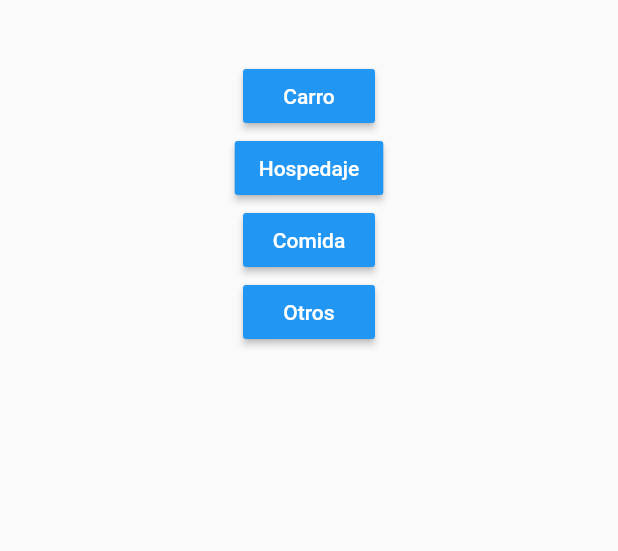
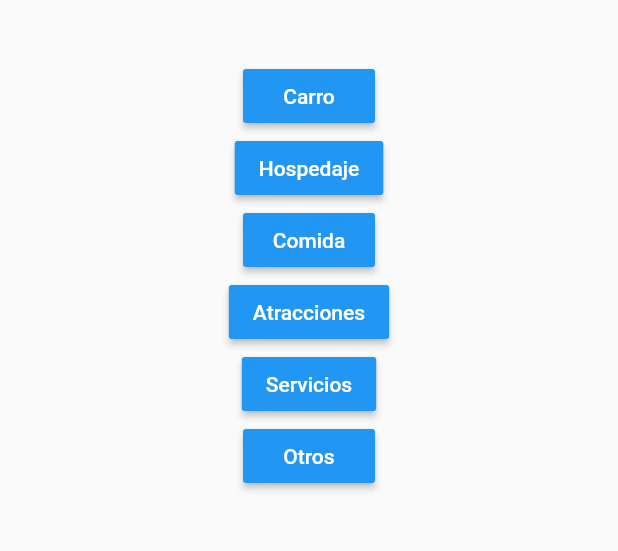
Before and after one commit to stevencode5/Ithaca, a Flutter app: the screen it shows after launch, after a tap on "Gastos", on a phone screen of 412 x 824 dp, the part 333-884 px from its top. Run offline on Flutter 3.47's test engine with Material 2 defaults, Android fonts, the phone set to English and light mode, and no system bars.

Commit message:
Creacion de gastos de atracciones y otros

```diff
--- a/lib/gastos.dart
+++ b/lib/gastos.dart
@@ -1,4 +1,5 @@
 import 'package:flutter/material.dart';
+import 'package:ithaca/gasto-regular.dart';
 
 class Gastos extends StatelessWidget {
   @override
@@ -15,6 +16,8 @@ class Gastos extends StatelessWidget {
               _crearBotonGastosCarro(context),
               _crearBotonGastosHospedaje(context),
               _crearBotonGastosComida(context),
+              _crearBotonGastosAtracciones(context),
+              _crearBotonGastosServicios(context),
               _crearBotonGastosOtros(context)
             ],
           )
@@ -70,13 +73,35 @@ class Gastos extends StatelessWidget {
       );
   }
 
+  RaisedButton _crearBotonGastosAtracciones(BuildContext context){
+    return RaisedButton(
+        textColor: Colors.white,
+        color: Colors.blue,
+        child: Text('Atracciones'),
+        onPressed: (){
+          Navigator.of(context).pushNamed('/gastos-atracciones/atracciones');
+        },
+      );
+  }
+
+  RaisedButton _crearBotonGastosServicios(BuildContext context){
+    return RaisedButton(
+        textColor: Colors.white,
+        color: Colors.blue,
+        child: Text('Servicios'),
+        onPressed: (){
+          Navigator.of(context).pushNamed('/gastos-servicios');
+        },
+      );
+  }
+
   RaisedButton _crearBotonGastosOtros(BuildContext context){
     return RaisedButton(
         textColor: Colors.white,
         color: Colors.blue,
         child: Text('Otros'),
         onPressed: (){
-          Navigator.of(context).pushNamed('/gastos-otros');
+          Navigator.push(context, MaterialPageRoute(builder: (context) => GastoRegular('Otros', 'otro')));
         },
       );
   }
--- a/lib/main.dart
+++ b/lib/main.dart
@@ -1,15 +1,17 @@
 import 'package:flutter/material.dart';
 import 'package:ithaca/gastos.dart';
+import 'package:ithaca/gastos/atracciones.dart';
 import 'package:ithaca/gastos/gastos-carro.dart';
 import 'package:ithaca/gastos/gastos-carro/gasolina.dart';
 import 'package:ithaca/gastos/gastos-comida.dart';
+import 'package:ithaca/gastos/gastos-comida/cerveza.dart';
+import 'package:ithaca/gastos/gastos-comida/restaurante.dart';
 import 'package:ithaca/gastos/gastos-hospedaje.dart';
-import 'package:ithaca/gastos/gastos-otros.dart';
+import 'package:ithaca/gastos/gastos-servicios.dart';
 import 'package:ithaca/home-inicio.dart';
 import 'package:ithaca/ingresos.dart';
 import 'package:ithaca/ingresos/ingresos-cafe.dart';
 import 'package:ithaca/ingresos/ingresos-fotografia.dart';
-import 'package:ithaca/otro.dart';
 
 void main() => runApp(MyApp());
 
@@ -27,11 +29,13 @@ class MyApp extends StatelessWidget {
           '/gastos-carro' : (BuildContext context) => GastosCarro(),
           '/gastos-hospedaje' : (BuildContext context) => GastosHospedaje(),
           '/gastos-comida' : (BuildContext context) => GastosComida(),
-          '/gastos-otros' : (BuildContext context) => GastosOtros(),
+          '/gastos-comida/cerveza' : (BuildContext context) => Cerveza(),
+          '/gastos-comida/restaurante' : (BuildContext context) => Restaurante(),
+          '/gastos-atracciones/atracciones' : (BuildContext context) => Atracciones(),
+          '/gastos-servicios' : (BuildContext context) => GastosServicios(),
           '/ingresos-cafe' : (BuildContext context) => IngresosCafe(),
           '/ingresos-fotografia' : (BuildContext context) => IngresosFotografia(),
           '/gastos-carro/gasolina' : (BuildContext context) => Gasolina(),
-          '/otro' : (BuildContext context) => Otro()
         });
   }
 
```
Also changed, not shown: lib/gastos/atracciones.dart (added, +117 -0 lines), lib/gastos/gastos-servicios.dart (added, +65 -0 lines).
